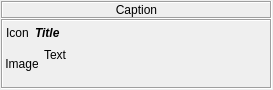
Above: trunk/src/plugins/notifications/notifywidget.ui from vacuum-im/vacuum-im before the change. Below: the same form after it.
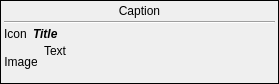
That is the form after the change.

```diff
--- a/trunk/src/plugins/notifications/notifywidget.ui
+++ b/trunk/src/plugins/notifications/notifywidget.ui
@@ -6,8 +6,8 @@
    <rect>
     <x>0</x>
     <y>0</y>
-    <width>273</width>
-    <height>90</height>
+    <width>279</width>
+    <height>84</height>
    </rect>
   </property>
   <layout class="QVBoxLayout" name="verticalLayout_2">
@@ -15,39 +15,46 @@
     <number>0</number>
    </property>
    <property name="margin">
-    <number>1</number>
+    <number>0</number>
    </property>
    <item>
-    <widget class="QLabel" name="lblCaption">
-     <property name="frameShape">
-      <enum>QFrame::Box</enum>
+    <widget class="QFrame" name="frmWindowFrame">
+     <property name="autoFillBackground">
+      <bool>true</bool>
      </property>
-     <property name="frameShadow">
-      <enum>QFrame::Sunken</enum>
-     </property>
-     <property name="text">
-      <string>Caption</string>
-     </property>
-     <property name="textFormat">
-      <enum>Qt::PlainText</enum>
-     </property>
-     <property name="alignment">
-      <set>Qt::AlignCenter</set>
-     </property>
-    </widget>
-   </item>
-   <item>
-    <widget class="QFrame" name="frame">
      <property name="frameShape">
       <enum>QFrame::Box</enum>
      </property>
-     <property name="frameShadow">
-      <enum>QFrame::Sunken</enum>
+     <property name="lineWidth">
+      <number>1</number>
      </property>
      <layout class="QVBoxLayout" name="verticalLayout">
+      <property name="spacing">
+       <number>3</number>
+      </property>
       <property name="margin">
        <number>3</number>
       </property>
+      <item>
+       <widget class="QLabel" name="lblCaption">
+        <property name="text">
+         <string notr="true">Caption</string>
+        </property>
+        <property name="textFormat">
+         <enum>Qt::PlainText</enum>
+        </property>
+        <property name="alignment">
+         <set>Qt::AlignCenter</set>
+        </property>
+       </widget>
+      </item>
+      <item>
+       <widget class="Line" name="line">
+        <property name="orientation">
+         <enum>Qt::Horizontal</enum>
+        </property>
+       </widget>
+      </item>
       <item>
        <layout class="QHBoxLayout" name="horizontalLayout_2">
         <item>
@@ -112,15 +119,15 @@
         <item>
          <widget class="QLabel" name="lblText">
           <property name="sizePolicy">
-           <sizepolicy hsizetype="Expanding" vsizetype="Expanding">
+           <sizepolicy hsizetype="Preferred" vsizetype="Expanding">
             <horstretch>0</horstretch>
             <verstretch>0</verstretch>
            </sizepolicy>
           </property>
           <property name="maximumSize">
            <size>
-            <width>274</width>
-            <height>32</height>
+            <width>230</width>
+            <height>80</height>
            </size>
           </property>
           <property name="text">
```
Left out of the diff: 8 changed lines with no effect on the pictures.
